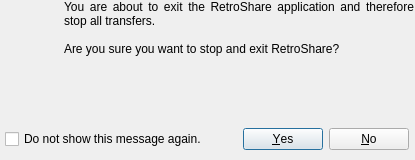
Before: the Qt Designer form rs-Qt-gui/src/gui/Preferences/ConfirmQuitDialog.ui in autoscatto/retroshare, drawn with Qt 5.
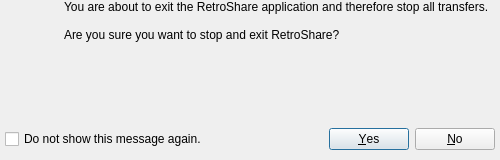
After: the same form once the commit is applied. Icons and pictures are not drawn.

Commit message: Added Hash regexp validator to hex search in Adv. Search dialog. Corrected width of confirm quit dialog.

What changed in the file:
```diff
--- a/rs-Qt-gui/src/gui/Preferences/ConfirmQuitDialog.ui
+++ b/rs-Qt-gui/src/gui/Preferences/ConfirmQuitDialog.ui
@@ -5,7 +5,7 @@
    <rect>
     <x>0</x>
     <y>0</y>
-    <width>415</width>
+    <width>500</width>
     <height>160</height>
    </rect>
   </property>
@@ -19,7 +19,7 @@
   </property>
   <property name="minimumSize" >
    <size>
-    <width>415</width>
+    <width>500</width>
     <height>160</height>
    </size>
   </property>
@@ -37,7 +37,7 @@
     <rect>
      <x>0</x>
      <y>0</y>
-     <width>414</width>
+     <width>500</width>
      <height>155</height>
     </rect>
    </property>
@@ -176,7 +176,7 @@
         </property>
         <property name="sizeHint" >
          <size>
-          <width>51</width>
+          <width>80</width>
           <height>20</height>
          </size>
         </property>
```
The commit also changes 2 other files.
